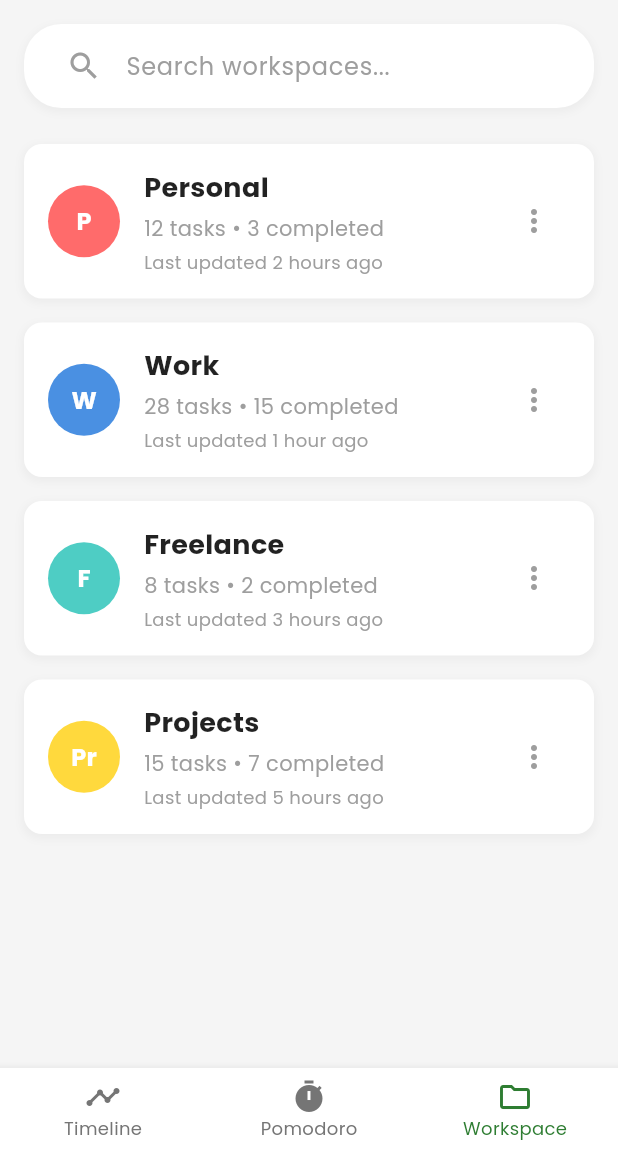
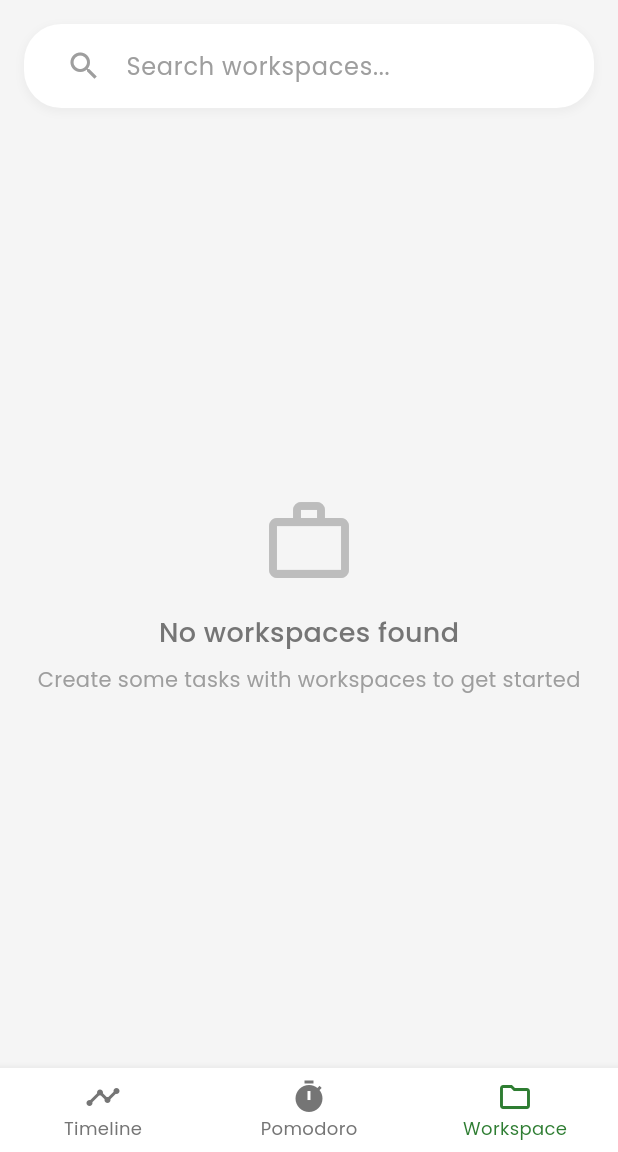
Before and after one commit to anjumArnab/TickIt, a Flutter app: the screen it shows after launch, item 3 of the bottom bar chosen, on a phone screen of 412 x 824 dp, the part 84-1236 px from its top. Run offline on Flutter 3.47's test engine with Material 3 defaults, Android fonts, the phone set to English and light mode, and no system bars; our stand-ins replace google_fonts, hive, hive_flutter, table_calendar; accounts and stored records are empty.

Commit message:
DBService() implemented

```diff
--- a/lib/screens/workspace.dart
+++ b/lib/screens/workspace.dart
@@ -2,6 +2,8 @@
 
 import 'package:flutter/material.dart';
 import '../widgets/workspace_card.dart';
+import '../services/db_service.dart';
+import 'workspace_page.dart';
 
 class Workspace extends StatefulWidget {
   const Workspace({super.key});
@@ -11,6 +13,162 @@ class Workspace extends StatefulWidget {
 }
 
 class _WorkspaceState extends State<Workspace> {
+  List<String> allWorkspaces = [];
+  List<String> filteredWorkspaces = [];
+  TextEditingController searchController = TextEditingController();
+
+  @override
+  void initState() {
+    super.initState();
+    _loadWorkspaces();
+    searchController.addListener(_filterWorkspaces);
+  }
+
+  @override
+  void dispose() {
+    searchController.dispose();
+    super.dispose();
+  }
+
+  void _loadWorkspaces() {
+    try {
+      final workspaces = DBService.instance.getAllWorkspaces();
+      setState(() {
+        allWorkspaces = workspaces;
+        filteredWorkspaces = workspaces;
+      });
+    } catch (e) {
+      // Handle error - maybe show snackbar
+      ScaffoldMessenger.of(
+        context,
+      ).showSnackBar(SnackBar(content: Text('Error loading workspaces: $e')));
+    }
+  }
+
+  void _filterWorkspaces() {
+    final query = searchController.text.toLowerCase();
+    setState(() {
+      filteredWorkspaces =
+          allWorkspaces
+              .where((workspace) => workspace.toLowerCase().contains(query))
+              .toList();
+    });
+  }
+
+  // Get workspace stats
+  Map<String, dynamic> _getWorkspaceStats(String workspace) {
+    try {
+      final tasks = DBService.instance.getTasksByWorkspace(workspace);
+      final completedTasks =
+          tasks
+              .where(
+                (task) => task.isMainTaskCompleted || task.allSubtasksCompleted,
+              )
+              .length;
+
+      // Get the most recent task's date for "last updated"
+      DateTime? lastUpdated;
+      if (tasks.isNotEmpty) {
+        lastUpdated = tasks
+            .map((task) => task.date)
+            .reduce((a, b) => a.isAfter(b) ? a : b);
+      }
+
+      return {
+        'taskCount': tasks.length,
+        'completedCount': completedTasks,
+        'lastUpdated': lastUpdated,
+      };
+    } catch (e) {
+      return {'taskCount': 0, 'completedCount': 0, 'lastUpdated': null};
+    }
+  }
+
+  // Get workspace color
+  Color _getWorkspaceColor(String workspace) {
+    // Try to get color from a task in this workspace
+    try {
+      final tasks = DBService.instance.getTasksByWorkspace(workspace);
+      if (tasks.isNotEmpty && tasks.first.workspaceColorValue != null) {
+        return Color(tasks.first.workspaceColorValue!);
+      }
+    } catch (e) {
+      // Fallback to default colors
+    }
+
+    // Default colors based on workspace name
+    switch (workspace.toLowerCase()) {
+      case 'personal':
+        return const Color(0xFFFF6B6B);
+      case 'work':
+        return const Color(0xFF4A90E2);
+      case 'freelance':
+        return const Color(0xFF4ECDC4);
+      case 'projects':
+        return const Color(0xFFFFD93D);
+      case 'study':
+        return const Color(0xFFFF9500);
+      case 'health':
+        return const Color(0xFF34C759);
+      default:
+        // Generate a color based on workspace name hash
+        final hash = workspace.hashCode;
+        return Color.fromARGB(
+          255,
+          (hash & 0xFF0000) >> 16,
+          (hash & 0x00FF00) >> 8,
+          hash & 0x0000FF,
+        );
+    }
+  }
+
+  // Get workspace icon
+  String _getWorkspaceIcon(String workspace) {
+    switch (workspace.toLowerCase()) {
+      case 'personal':
+        return 'P';
+      case 'work':
+        return 'W';
+      case 'freelance':
+        return 'F';
+      case 'projects':
+        return 'Pr';
+      case 'study':
+        return 'S';
+      case 'health':
+        return 'H';
+      default:
+        return workspace.isNotEmpty ? workspace[0].toUpperCase() : 'W';
+    }
+  }
+
+  // Format last updated time
+  String _formatLastUpdated(DateTime? lastUpdated) {
+    if (lastUpdated == null) return 'No tasks';
+
+    final now = DateTime.now();
+    final difference = now.difference(lastUpdated);
+
+    if (difference.inDays > 0) {
+      return '${difference.inDays} day${difference.inDays > 1 ? 's' : ''} ago';
+    } else if (difference.inHours > 0) {
+      return '${difference.inHours} hour${difference.inHours > 1 ? 's' : ''} ago';
+    } else if (difference.inMinutes > 0) {
+      return '${difference.inMinutes} minute${difference.inMinutes > 1 ? 's' : ''} ago';
+    } else {
+      return 'Just now';
+    }
+  }
+
+  // Navigate to workspace page
+  void _navigateToWorkspace(String workspace) {
+    Navigator.of(context).push(
+      MaterialPageRoute(
+        builder: (context) => WorkspacePage(workspaceName: workspace),
+      ),
+    );
+  }
+
   @override
   Widget build(BuildContext context) {
     return Container(
@@ -34,8 +192,9 @@ class _WorkspaceState extends State<Workspace> {
                   ),
                 ],
               ),
-              child: const TextField(
-                decoration: InputDecoration(
+              child: TextField(
+                controller: searchController,
+                decoration: const InputDecoration(
                   hintText: 'Search workspaces...',
                   hintStyle: TextStyle(color: Colors.grey),
                   border: InputBorder.none,
@@ -48,44 +207,62 @@ class _WorkspaceState extends State<Workspace> {
 
             // Workspaces List
             Expanded(
-              child: ListView(
+              child:
+                  filteredWorkspaces.isEmpty
+                      ? Center(
+                        child: Column(
+                          mainAxisAlignment: MainAxisAlignment.center,
                           children: [
-                  WorkspaceCard(
-                    title: 'Personal',
-                    taskCount: 12,
-                    completedCount: 3,
-                    lastUpdated: '2 hours ago',
-                    color: const Color(0xFFFF6B6B),
-                    icon: 'P',
+                            Icon(
+                              Icons.work_outline,
+                              size: 64,
+                              color: Colors.grey[400],
                             ),
                             const SizedBox(height: 16),
-                  WorkspaceCard(
-                    title: 'Work',
-                    taskCount: 28,
-                    completedCount: 15,
-                    lastUpdated: '1 hour ago',
-                    color: const Color(0xFF4A90E2),
-                    icon: 'W',
+                            Text(
+                              allWorkspaces.isEmpty
+                                  ? 'No workspaces found'
+                                  : 'No workspaces match your search',
+                              style: TextStyle(
+                                fontSize: 18,
+                                color: Colors.grey[600],
+                                fontWeight: FontWeight.w500,
                               ),
-                  const SizedBox(height: 16),
-                  WorkspaceCard(
-                    title: 'Freelance',
-                    taskCount: 8,
-                    completedCount: 2,
-                    lastUpdated: '3 hours ago',
-                    color: const Color(0xFF4ECDC4),
-                    icon: 'F',
                             ),
-                  const SizedBox(height: 16),
-                  WorkspaceCard(
-                    title: 'Projects',
-                    taskCount: 15,
-                    completedCount: 7,
-                    lastUpdated: '5 hours ago',
-                    color: const Color(0xFFFFD93D),
-                    icon: 'Pr',
+                            const SizedBox(height: 8),
+                            Text(
+                              allWorkspaces.isEmpty
+                                  ? 'Create some tasks with workspaces to get started'
+                                  : 'Try a different search term',
+                              style: TextStyle(
+                                fontSize: 14,
+                                color: Colors.grey[500],
+                              ),
                             ),
                           ],
+                        ),
+                      )
+                      : ListView.builder(
+                        itemCount: filteredWorkspaces.length,
+                        itemBuilder: (context, index) {
+                          final workspace = filteredWorkspaces[index];
+                          final stats = _getWorkspaceStats(workspace);
+
+                          return Padding(
+                            padding: const EdgeInsets.only(bottom: 16),
+                            child: WorkspaceCard(
+                              title: workspace,
+                              taskCount: stats['taskCount'],
+                              completedCount: stats['completedCount'],
+                              lastUpdated: _formatLastUpdated(
+                                stats['lastUpdated'],
+                              ),
+                              color: _getWorkspaceColor(workspace),
+                              icon: _getWorkspaceIcon(workspace),
+                              onTap: () => _navigateToWorkspace(workspace),
+                            ),
+                          );
+                        },
                       ),
             ),
           ],
```
Lines whose indentation alone changed are shown as unchanged.
